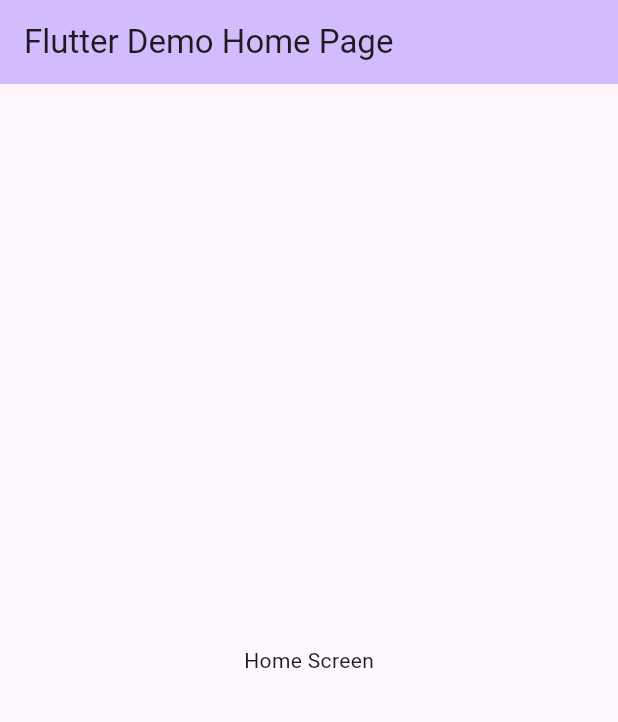
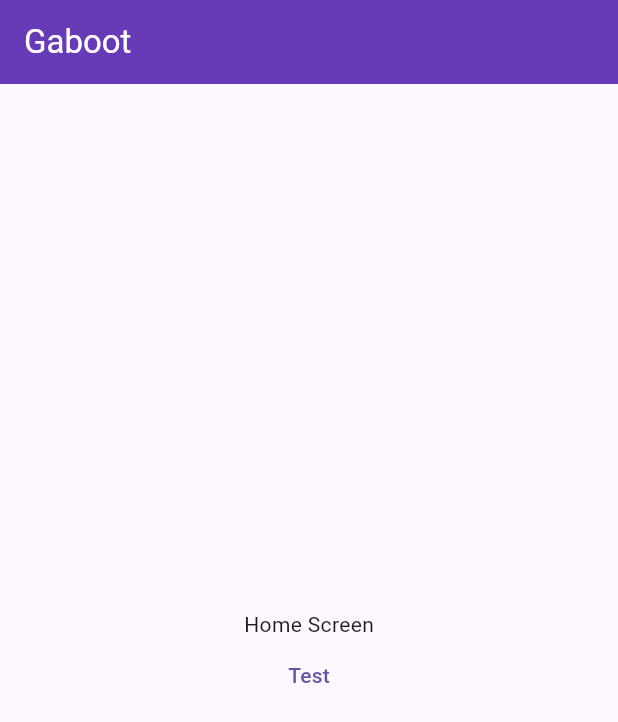
Before and after one commit to Armand96/gaboot_mobile, a Flutter app: the screen it shows after launch, on a phone screen of 412 x 824 dp. Shown: the top 722 px of the screen. Run offline on Flutter 3.47's test engine with Material 3 defaults, Android fonts, the light colour scheme and no system bars; our stand-ins replace dio.

Commit message:
bangun pondasi

```diff
--- a/lib/home_screen/home_ui.dart
+++ b/lib/home_screen/home_ui.dart
@@ -1,4 +1,6 @@
 import 'package:flutter/material.dart';
+import 'package:gaboot_mobile/product/product_model.dart';
+import 'package:gaboot_mobile/product/product_service.dart';
 
 class HomeScreen extends StatefulWidget {
   const HomeScreen({super.key});
@@ -8,17 +10,35 @@ class HomeScreen extends StatefulWidget {
 }
 
 class _HomeScreenState extends State<HomeScreen> {
+  void getData() async {
+    final respz = await ProductService().getProducts();
+    if (respz.data != null) {
+      for (Product elm in respz.data!) {
+        print(elm.toJson());
+      }
+    }
+  }
 
   @override
   Widget build(BuildContext context) {
-    return const Center(
+    return Scaffold(
+      appBar: AppBar(
+        backgroundColor: Colors.deepPurple,
+        title: const Text(
+          "Gaboot",
+          style: TextStyle(color: Colors.white),
+        ),
+      ),
+      body: Center(
         child: Column(
           mainAxisAlignment: MainAxisAlignment.center,
           children: <Widget>[
-          Text(
+            const Text(
               'Home Screen',
             ),
+            TextButton(onPressed: getData, child: const Text("Test"))
           ],
+        ),
       ),
     );
   }
--- a/lib/main.dart
+++ b/lib/main.dart
@@ -1,47 +1,25 @@
 import 'package:flutter/material.dart';
-import 'package:gaboot_mobile/home_screen/home_ui.dart';
+import 'package:gaboot_mobile/routing/route.dart';
 
 void main() {
   runApp(const MyApp());
 }
 
-class MyApp extends StatelessWidget {
+class MyApp extends StatefulWidget {
   const MyApp({super.key});
 
-  // This widget is the root of your application.
+  @override
+  State<MyApp> createState() => _MyAppState();
+}
+
+class _MyAppState extends State<MyApp> {
   @override
   Widget build(BuildContext context) {
-    return MaterialApp(
-      title: 'Flutter Demo',
-      theme: ThemeData(
-        colorScheme: ColorScheme.fromSeed(seedColor: Colors.deepPurple),
-        useMaterial3: true,
-      ),
-      home: const MyHomePage(title: 'Flutter Demo Home Page'),
+    return const MaterialApp(
+      debugShowCheckedModeBanner: false,
+      title: 'Flutter Routing Example',
+      initialRoute: '/',
+      onGenerateRoute: AppRoutes.generateRoute,
     );
   }
 }
-
-class MyHomePage extends StatefulWidget {
-  const MyHomePage({super.key, required this.title});
-
-  final String title;
-
-  @override
-  State<MyHomePage> createState() => _MyHomePageState();
-}
-
-class _MyHomePageState extends State<MyHomePage> {
-
-  @override
-  Widget build(BuildContext context) {
-    return Scaffold(
-      appBar: AppBar(
-        backgroundColor: Theme.of(context).colorScheme.inversePrimary,
-        title: Text(widget.title),
-      ),
-      body: const HomeScreen()
-    );
-  }
-
-}
--- /dev/null
+++ b/lib/product/product_model.dart
@@ -0,0 +1,59 @@
+import 'package:json_annotation/json_annotation.dart';
+
+part 'product_model.g.dart';
+
+@JsonSerializable()
+class Product {
+  int id;
+  String name;
+  String description;
+  double price;
+  int stock;
+  String dimension;
+  double weight;
+  String weightUnit;
+  int categoryId;
+  // int totalSales;
+  // bool isActive;
+  // DateTime createdAt;
+  // DateTime updatedAt;
+
+  Product({
+    required this.id,
+    required this.name,
+    required this.description,
+    required this.price,
+    required this.stock,
+    required this.dimension,
+    required this.weight,
+    required this.weightUnit,
+    required this.categoryId,
+    // required this.totalSales,
+    // required this.isActive,
+    // required this.createdAt,
+    // required this.updatedAt,
+  });
+
+  factory Product.fromJson(Map<String, dynamic> json) => _$ProductFromJson(json);
+
+  Map<String, dynamic> toJson() => _$ProductToJson(this);
+
+}
+
+@JsonSerializable()
+class ResponseAPIProduct {
+  List<Product>? data = [];
+  Product? datum;
+  String message = "";
+  bool success = false;
+
+  ResponseAPIProduct(
+      {this.data,
+      this.datum,
+      required this.message,
+      required this.success});
+
+  factory ResponseAPIProduct.fromJson(Map<String, dynamic> json) => _$ResponseAPIProductFromJson(json);
+
+  Map<String, dynamic> toJson() => _$ResponseAPIProductToJson(this);
+}
--- /dev/null
+++ b/lib/product/product_service.dart
@@ -0,0 +1,29 @@
+import 'package:dio/dio.dart';
+import 'package:gaboot_mobile/product/product_model.dart';
+import 'package:gaboot_mobile/services/api.dart';
+import 'package:gaboot_mobile/services/config.dart';
+import 'package:gaboot_mobile/services/response.dart';
+
+class ProductService {
+  final String url = "products";
+
+  Future<ResponseAPIProduct> getProducts() async {
+    final response = await Dio().get(Config().baseUrl + url);
+    final data = ResponseAPIProduct.fromJson(response.data);
+    return data;
+  }
+
+  Future<ResponseAPIProduct> getProduct(int id) async {
+    final response = await Dio().get("$Config().baseUrl$url/$id.toString()");
+    final data = ResponseAPIProduct.fromJson(response.data);
+    return data;
+  }
+
+  // MASIH BELOM BISA!!!
+  /* Future<ResponseAPI<Product>> testGetProducts() async {
+    API<Product> api = API<Product>();
+    final response = await api.getAPI(url, (json) => Product.fromJson(json));
+    return response;
+  } */
+
+}
--- /dev/null
+++ b/lib/routing/route.dart
@@ -0,0 +1,14 @@
+import 'package:flutter/material.dart';
+import 'package:gaboot_mobile/home_screen/home_ui.dart';
+
+class AppRoutes {
+  static Route<dynamic>? generateRoute(RouteSettings settings) {
+    switch (settings.name) {
+      case '/':
+        return MaterialPageRoute(builder: (_) => HomeScreen());
+      // Add more cases for additional routes
+      default:
+        return null; // Handle unknown routes here if needed
+    }
+  }
+}
--- /dev/null
+++ b/lib/services/config.dart
@@ -0,0 +1,4 @@
+class Config {
+  final String baseUrl = "http://172.20.117.126:8080/";
+  final String baseUrlImage = "http://172.20.117.126:8080/";
+}
--- /dev/null
+++ b/lib/services/response.dart
@@ -0,0 +1,24 @@
+import 'package:json_annotation/json_annotation.dart';
+
+part 'response.g.dart';
+
+@JsonSerializable(genericArgumentFactories: true)
+class ResponseAPI<T> {
+  final List<T> data;
+  final T datum;
+  final String message;
+  final bool success;
+
+  ResponseAPI(
+      {required this.data,
+      required this.datum,
+      required this.message,
+      required this.success});
+
+  factory ResponseAPI.fromJson(
+          Map<String, dynamic> json, T Function(Object? json) fromJsonT) =>
+      _$ResponseAPIFromJson<T>(json, fromJsonT);
+
+  Map<String, dynamic> toJson(Object Function(T) toJsonT) =>
+      _$ResponseAPIToJson<T>(this, toJsonT);
+}
--- a/pubspec.yaml
+++ b/pubspec.yaml
@@ -19,7 +19,7 @@ publish_to: 'none' # Remove this line if you wish to publish to pub.dev
 version: 1.0.0+1
 
 environment:
-  sdk: '>=3.1.5 <4.0.0'
+  sdk: '>=3.2.0 <4.0.0'
 
 # Dependencies specify other packages that your package needs in order to work.
 # To automatically upgrade your package dependencies to the latest versions
@@ -44,6 +44,7 @@ dependencies:
   intl: ^0.18.1
 
 dev_dependencies:
+  build_runner: ^2.4.6
   flutter_test:
     sdk: flutter
 
@@ -53,6 +54,7 @@ dev_dependencies:
   # package. See that file for information about deactivating specific lint
   # rules and activating additional ones.
   flutter_lints: ^2.0.0
+  json_serializable: ^6.7.1
 
 # For information on the generic Dart part of this file, see the
 # following page: https://dart.dev/tools/pub/pubspec
```
Also changed, not shown: lib/services/api.dart (added, +49 -0 lines), lib/product/product_model.g.dart (added), lib/services/response.g.dart (added), pubspec.lock. Lines whose indentation alone changed are shown as unchanged.
